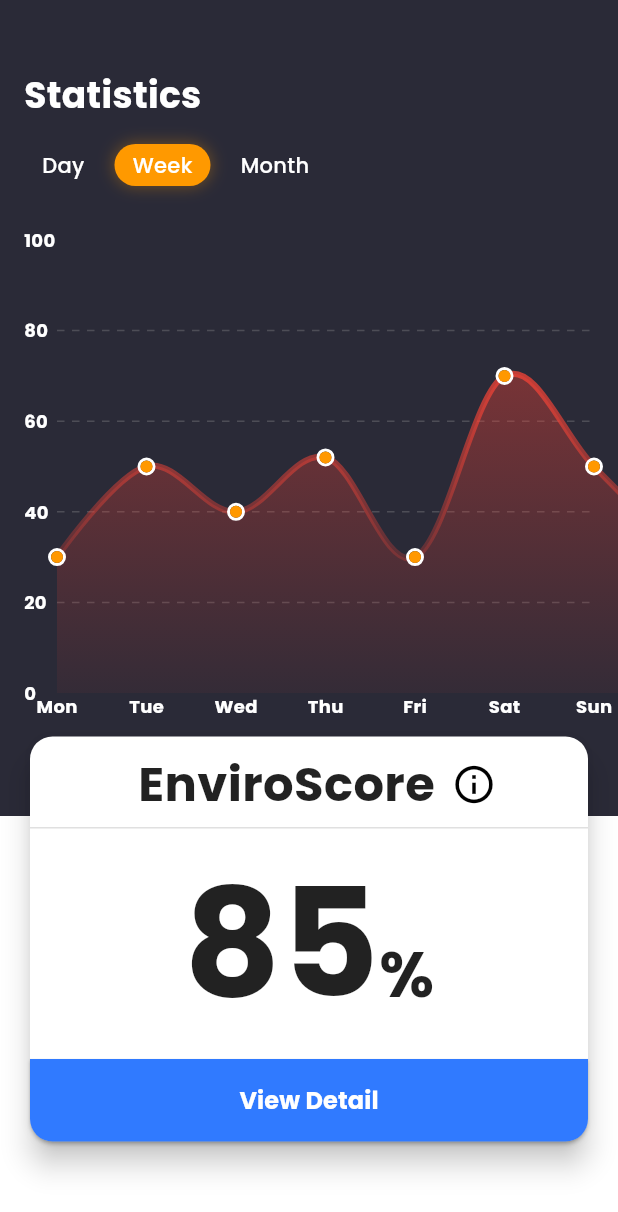
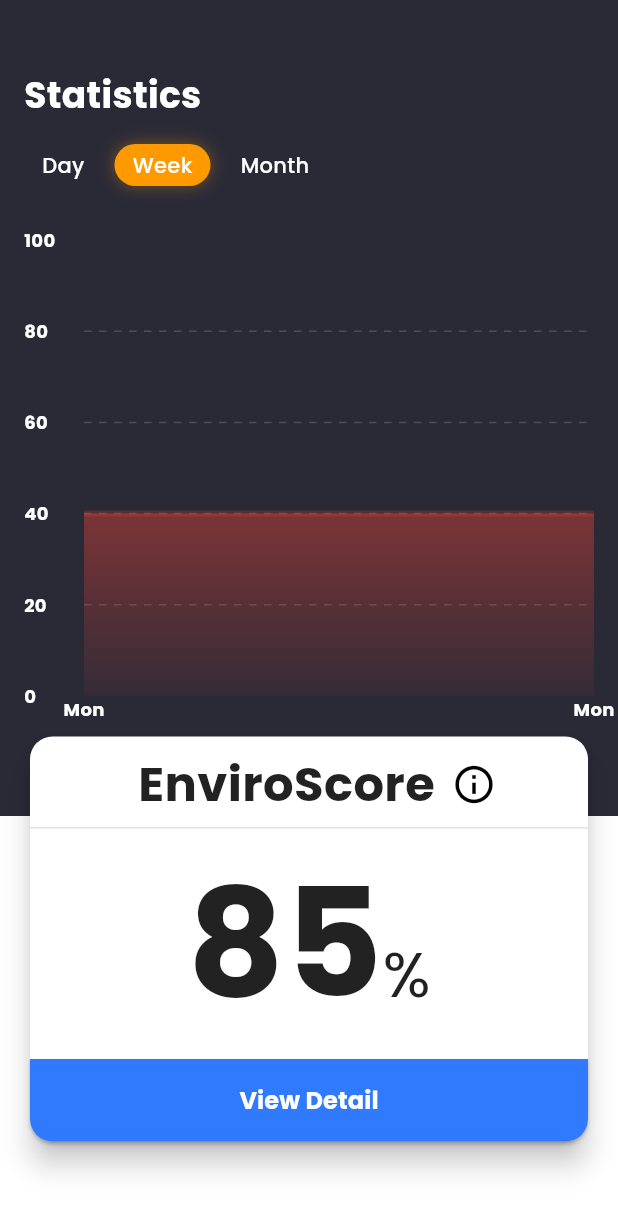
Before and after one commit to KempDewulf/envirosense-app, a Flutter app: the StatisticsScreen screen opened directly, after a tap on "Week", on a phone screen of 412 x 824 dp. Shown: the top 1212 px of the screen. Run offline on Flutter 3.47's test engine with Material 3 defaults, Android fonts, the phone set to English and light mode, and no system bars; drawn by our look-alikes of fl_chart; our stand-ins replace camera, dotted_border, firebase_auth, firebase_core, google_fonts, introduction_screen and 2 more; accounts and stored records are empty.

Commit message:
fixed graph

```diff
--- a/lib/views/statistics_screen.dart
+++ b/lib/views/statistics_screen.dart
@@ -1,6 +1,7 @@
 import 'package:flutter/material.dart';
 import 'package:envirosense/colors/colors.dart';
 import 'package:fl_chart/fl_chart.dart';
+import 'dart:math';
 
 class StatisticsScreen extends StatefulWidget {
   const StatisticsScreen({super.key});
@@ -11,6 +12,96 @@ class StatisticsScreen extends StatefulWidget {
 
 class _StatisticsScreenState extends State<StatisticsScreen> {
   String _selectedPeriod = 'Day';
+  List<FlSpot> scoreData = [];
+  List<String> labels = [];
+
+  @override
+  void initState() {
+    super.initState();
+    _updateChartData();
+  }
+
+  void _updateChartData() {
+  DateTime now = DateTime.now();
+  setState(() {
+    if (_selectedPeriod == 'Day') {
+      // Generate data for 24 hours
+      scoreData = List.generate(24, (i) {
+        if (i <= now.hour) {
+          // Mock hourly data
+          return FlSpot(i.toDouble(), 20 + Random().nextInt(30).toDouble());
+        } else {
+          // Skip future data points
+          return null; // Return null for future data
+        }
+      }).whereType<FlSpot>().toList(); // Exclude null values
+      labels = List.generate(24, (i) => "${i % 12 == 0 ? 12 : i % 12}${i < 12 ? 'AM' : 'PM'}");
+    } else if (_selectedPeriod == 'Week') {
+      // Generate data for 7 days
+      const weekDays = ['Mon', 'Tue', 'Wed', 'Thu', 'Fri', 'Sat', 'Sun'];
+      scoreData = List.generate(7, (i) {
+        if (i < now.weekday) {
+          // Mock daily data
+          return FlSpot(i.toDouble(), 40 + Random().nextInt(20).toDouble());
+        } else {
+          // Skip future data points
+          return null;
+        }
+      }).whereType<FlSpot>().toList();
+      labels = weekDays;
+    } else if (_selectedPeriod == 'Month') {
+      // Generate data for all days in current month
+      int totalDaysInMonth = DateTime(now.year, now.month + 1, 0).day;
+      scoreData = List.generate(totalDaysInMonth, (i) {
+        if (i < now.day) {
+          // Mock daily data
+          return FlSpot(i.toDouble(), 50 + Random().nextInt(50).toDouble());
+        } else {
+          // Skip future data points
+          return null;
+        }
+      }).whereType<FlSpot>().toList();
+      labels = List.generate(totalDaysInMonth, (i) => (i + 1).toString());
+    }
+    // Update labels to match scoreData length
+    labels = labels.sublist(0, scoreData.length);
+  });
+  if (scoreData.length == 1) {
+  FlSpot singlePoint = scoreData[0];
+  scoreData.add(FlSpot(singlePoint.x + 1, singlePoint.y));
+  labels.add(labels[0]);
+}
+}
+
+  Widget _buildTimeButton(String period) {
+    final isSelected = _selectedPeriod == period;
+    return GestureDetector(
+      onTap: () {
+        setState(() {
+          _selectedPeriod = period;
+          _updateChartData();
+        });
+      },
+      child: Container(
+        padding: const EdgeInsets.symmetric(horizontal: 12, vertical: 4),
+        decoration: BoxDecoration(
+          color: isSelected ? AppColors.secondaryColor : Colors.transparent,
+          borderRadius: BorderRadius.circular(20),
+          boxShadow: isSelected
+              ? [BoxShadow(color: AppColors.secondaryColor.withOpacity(0.3), blurRadius: 8, spreadRadius: 1)]
+              : null,
+        ),
+        child: Text(
+          period,
+          style: const TextStyle(
+            color: Colors.white,
+            fontSize: 14,
+            fontWeight: FontWeight.w500,
+          ),
+        ),
+      ),
+    );
+  }
 
   @override
   Widget build(BuildContext context) {
@@ -25,7 +116,7 @@ class _StatisticsScreenState extends State<StatisticsScreen> {
               'Statistics',
               textAlign: TextAlign.start,
               style: TextStyle(
-                color: Colors.white,
+                color: AppColors.whiteColor,
                 fontSize: 24,
                 fontWeight: FontWeight.bold,
               ),
@@ -55,17 +146,17 @@ class _StatisticsScreenState extends State<StatisticsScreen> {
                   bottom: 0,
                   child: Container(
                     decoration: const BoxDecoration(
-                      color: Colors.white,
+                      color: AppColors.whiteColor,
                     ),
                   ),
                 ),
                 Container(
                   height: 400,
                   width: double.infinity,
-                  decoration: BoxDecoration(
+                  decoration: const BoxDecoration(
                     color: AppColors.primaryColor,
                   ),
-                  child: EnviroScoreChart(selectedPeriod: _selectedPeriod),
+                  child: EnviroScoreChart(scoreData: scoreData, labels: labels, selectedPeriod: _selectedPeriod),
                 ),
                 Positioned(
                   top: 343,
@@ -163,7 +254,7 @@ class _StatisticsScreenState extends State<StatisticsScreen> {
                                 '%',
                                 style: TextStyle(
                                   fontSize: 42,
-                                  fontWeight: FontWeight.bold,
+                                  fontWeight: FontWeight.normal,
                                   color: Colors.black87,
                                 ),
                               ),
@@ -202,52 +293,24 @@ class _StatisticsScreenState extends State<StatisticsScreen> {
       ),
     );
   }
-
-  Widget _buildTimeButton(String period) {
-    final isSelected = _selectedPeriod == period;
-    return GestureDetector(
-      onTap: () {
-        setState(() {
-          _selectedPeriod = period;
-        });
-      },
-      child: Container(
-        padding: const EdgeInsets.symmetric(horizontal: 12, vertical: 4),
-        decoration: BoxDecoration(
-          color: isSelected ? AppColors.secondaryColor : Colors.transparent,
-          borderRadius: BorderRadius.circular(20),
-          boxShadow: isSelected
-              ? [
-                  BoxShadow(
-                    color: AppColors.secondaryColor.withOpacity(0.3),
-                    blurRadius: 8,
-                    spreadRadius: 1,
-                  ),
-                ]
-              : null,
-        ),
-        child: Text(
-          period,
-          style: const TextStyle(
-            color: Colors.white,
-            fontSize: 14,
-            fontWeight: FontWeight.w500,
-          ),
-        ),
-      ),
-    );
-  }
 }
 
 class EnviroScoreChart extends StatelessWidget {
-  final String selectedPeriod;
+  final List<FlSpot> scoreData;
+  final List<String> labels;
+  final String _selectedPeriod = '';
 
-  EnviroScoreChart({required this.selectedPeriod});
+  const EnviroScoreChart({
+    super.key,
+    required this.scoreData,
+    required this.labels,
+    required String selectedPeriod,
+  });
 
   @override
   Widget build(BuildContext context) {
     return Container(
-      padding: const EdgeInsets.only(left: 16, right: 16, bottom: 60, top: 16),
+      padding: const EdgeInsets.only(left: 16, right: 16, top: 16, bottom: 50),
       child: LineChart(
         LineChartData(
           gridData: FlGridData(
@@ -261,32 +324,25 @@ class EnviroScoreChart extends StatelessWidget {
             ),
           ),
           titlesData: FlTitlesData(
+            topTitles: AxisTitles(sideTitles: SideTitles(showTitles: false)),
+            rightTitles: AxisTitles(sideTitles: SideTitles(showTitles: false)),
             bottomTitles: AxisTitles(
               sideTitles: SideTitles(
                 showTitles: true,
-                interval: 1,
-                reservedSize: 22,
+                interval: _selectedPeriod == 'Day' ? 4 : (_selectedPeriod == 'Week' ? 1 : 5),
+                reservedSize: 30,
                 getTitlesWidget: (value, _) {
-                  switch (selectedPeriod) {
-                    case 'Day':
-                      final hours = ["12 AM", "4 AM", "8 AM", "12 PM", "4 PM", "8 PM"];
-                      return Text(
-                        hours[value.toInt() % hours.length],
-                        style: TextStyle(color: Colors.white, fontSize: 12, fontWeight: FontWeight.bold),
-                      );
-                    case 'Week':
-                      final daysOfWeek = ["Mon", "Tue", "Wed", "Thu", "Fri", "Sat", "Sun"];
-                      return Text(
-                        daysOfWeek[value.toInt() % daysOfWeek.length],
-                        style: TextStyle(color: Colors.white, fontSize: 12, fontWeight: FontWeight.bold),
-                      );
-                    case 'Month':
-                      return Text(
-                        '${value.toInt() + 1}',
-                        style: TextStyle(color: Colors.white, fontSize: 12, fontWeight: FontWeight.bold),
-                      );
-                    default:
-                      return Container();
+                  int index = value.toInt();
+                  if (index >= 0 && index < labels.length) {
+                    if (_selectedPeriod == 'Month' && index % 5 != 0) {
+                      return const SizedBox.shrink();
+                    }
+                    return Text(
+                      labels[index],
+                      style: const TextStyle(color: Colors.white, fontSize: 12, fontWeight: FontWeight.bold),
+                    );
+                  } else {
+                    return const SizedBox.shrink();
                   }
                 },
               ),
@@ -295,49 +351,27 @@ class EnviroScoreChart extends StatelessWidget {
               sideTitles: SideTitles(
                 showTitles: true,
                 interval: 20,
+                reservedSize: 40,
                 getTitlesWidget: (value, _) {
-                  if (value % 20 == 0 && value >= 0 && value <= 100) {
-                    return Text(
-                      value.toInt().toString(),
-                      style: TextStyle(
-                        color: Colors.white,
-                        fontSize: 12,
-                        fontWeight: FontWeight.bold,
-                      ),
-                    );
-                  }
-                  return Container();
+                  return Text(
+                    value.toInt().toString(),
+                    style: const TextStyle(color: Colors.white, fontSize: 12, fontWeight: FontWeight.bold),
+                  );
                 },
               ),
             ),
-            topTitles: AxisTitles(sideTitles: SideTitles(showTitles: false)),
-            rightTitles: AxisTitles(sideTitles: SideTitles(showTitles: false)),
           ),
-          borderData: FlBorderData(
-            show: false,
-          ),
+          borderData: FlBorderData(show: false),
           minX: 0,
-          maxX: selectedPeriod == 'Month' ? 30 : 6, // Adjusts based on period
+          maxX: scoreData.length > 0 ? scoreData.length - 1 : 0,
           minY: 0,
           maxY: 100,
           lineBarsData: [
             LineChartBarData(
-              spots: [
-                FlSpot(0, 30),
-                FlSpot(1, 50),
-                FlSpot(2, 40),
-                FlSpot(3, 52),
-                FlSpot(4, 30),
-                FlSpot(5, 70),
-                FlSpot(6, 50),
-                FlSpot(7, 30),
-              ],
+              spots: scoreData,
               isCurved: true,
               gradient: LinearGradient(
-                colors: [
-                  Colors.red.withOpacity(0.8),
-                  Colors.red.withOpacity(0.2),
-                ],
+                colors: [Colors.red.withOpacity(0.8), Colors.red.withOpacity(0.2)],
                 begin: Alignment.topCenter,
                 end: Alignment.bottomCenter,
               ),
@@ -345,23 +379,12 @@ class EnviroScoreChart extends StatelessWidget {
               belowBarData: BarAreaData(
                 show: true,
                 gradient: LinearGradient(
-                  colors: [
-                    Colors.red.withOpacity(0.4),
-                    Colors.red.withOpacity(0.05),
-                  ],
+                  colors: [Colors.red.withOpacity(0.4), Colors.red.withOpacity(0.05)],
                   begin: Alignment.topCenter,
                   end: Alignment.bottomCenter,
                 ),
               ),
-              dotData: FlDotData(
-                show: true,
-                getDotPainter: (spot, percent, barData, index) => FlDotCirclePainter(
-                  radius: 4,
-                  color: Colors.orange,
-                  strokeWidth: 2,
-                  strokeColor: Colors.white,
-                ),
-              ),
+              dotData: FlDotData(show: false),
             ),
           ],
         ),
```
